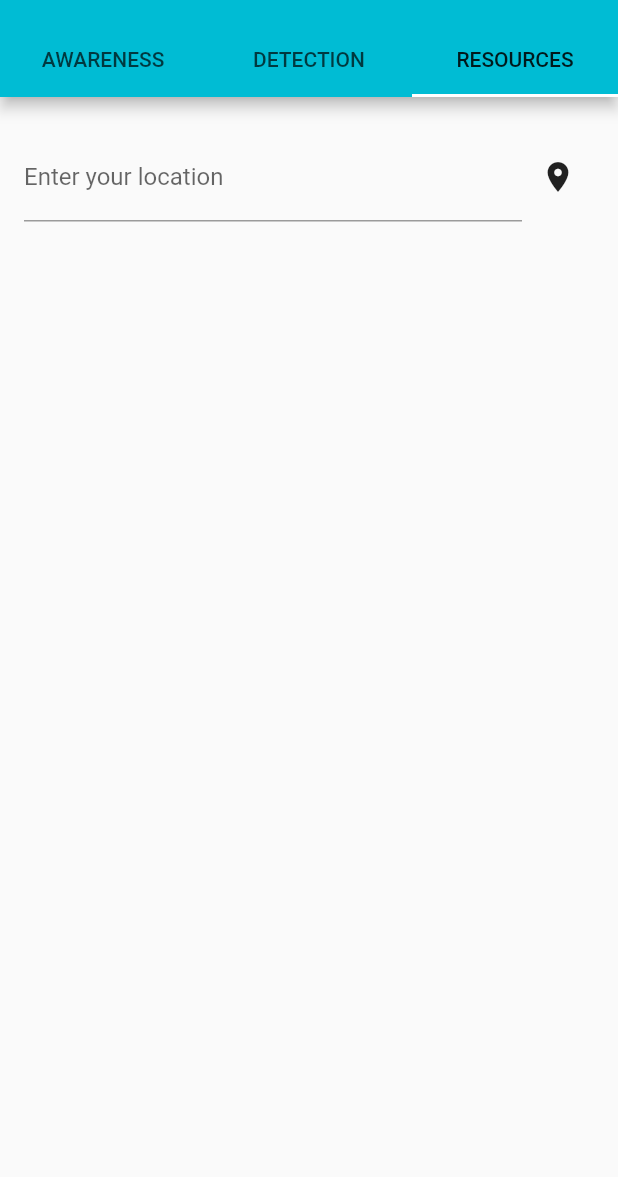
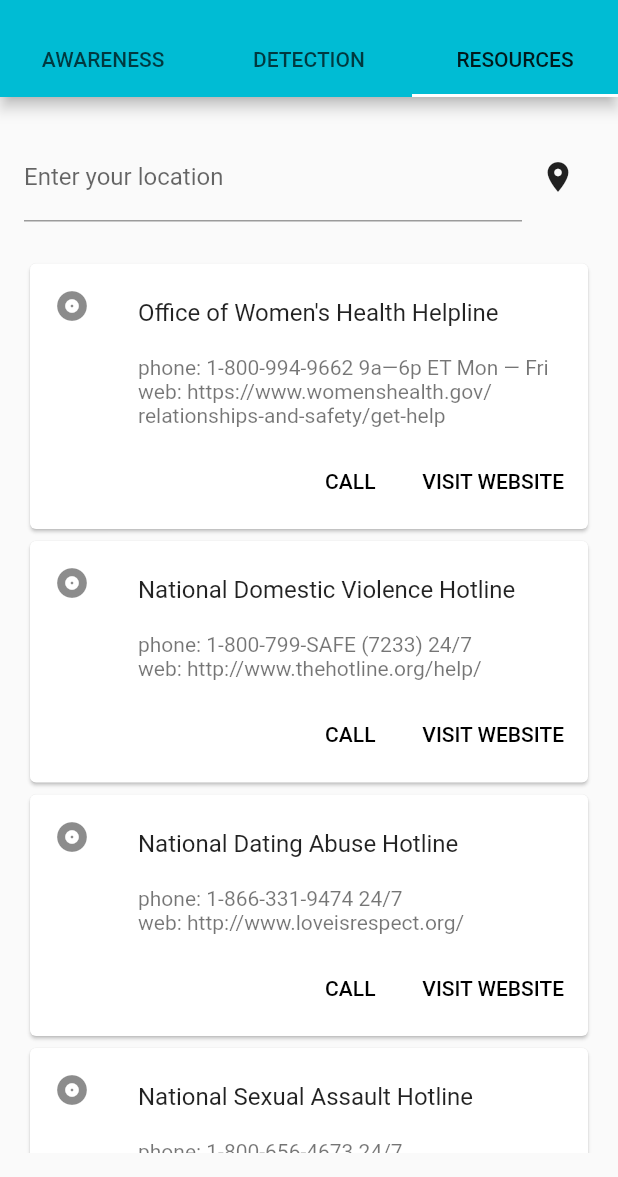
Before and after one commit to elllie/SecondLook, a Flutter app: the screen it shows after launch, tab 3 chosen, on a phone screen of 412 x 824 dp, the part 59-1236 px from its top. Run offline on Flutter 3.47's test engine with Material 2 defaults, Android fonts, the phone set to English and light mode, and no system bars; our stand-ins replace flutter_spinkit, geolocator; missing offline and left inert: contact_picker, sms_maintained.

Commit message:
added national helplines to resources page

```diff
--- a/lib/resources_home.dart
+++ b/lib/resources_home.dart
@@ -12,6 +12,112 @@ class _ResourcesHomeState extends State<ResourcesHome> {
   Position _position; // User's current location.
   Placemark _placemark;
   String _location;
+  List<Widget> places = new List<Widget>();
+
+  @override
+  void initState() {
+    super.initState();
+    places.add(Card(child: Column(
+      mainAxisSize: MainAxisSize.min,
+      children: <Widget>[
+        const ListTile(
+          leading: Icon(Icons.album), // image view
+          title: Text('\nOffice of Women\'s Health Helpline\n'),
+          subtitle: Text('phone: 1-800-994-9662 9a—6p ET Mon — Fri\nweb: https://www.womenshealth.gov/relationships-and-safety/get-help'),
+        ),
+        ButtonTheme.bar( // make buttons use the appropriate styles for cards
+          child: ButtonBar(
+            children: <Widget>[
+              FlatButton(
+                child: const Text('CALL'),
+                onPressed: () { /* ... */ },
+              ),
+              FlatButton(
+                child: const Text('VISIT WEBSITE'),
+                onPressed: () { /* ... */ },
+              ),
+            ],
+          ),
+        ),
+      ],
+    ),
+    ),);
+    places.add(Card(child: Column(
+      mainAxisSize: MainAxisSize.min,
+      children: <Widget>[
+        const ListTile(
+          leading: Icon(Icons.album), // image view
+          title: Text('\nNational Domestic Violence Hotline\n'),
+          subtitle: Text('phone: 1-800-799-SAFE (7233) 24/7\nweb: http://www.thehotline.org/help/'),
+        ),
+        ButtonTheme.bar( // make buttons use the appropriate styles for cards
+          child: ButtonBar(
+            children: <Widget>[
+              FlatButton(
+                child: const Text('CALL'),
+                onPressed: () { /* ... */ },
+              ),
+              FlatButton(
+                child: const Text('VISIT WEBSITE'),
+                onPressed: () { /* ... */ },
+              ),
+            ],
+          ),
+        ),
+      ],
+    ),
+    ),);
+    places.add(Card(child: Column(
+      mainAxisSize: MainAxisSize.min,
+      children: <Widget>[
+        const ListTile(
+          leading: Icon(Icons.album), // image view
+          title: Text('\nNational Dating Abuse Hotline\n'),
+          subtitle: Text('phone: 1-866-331-9474 24/7\nweb: http://www.loveisrespect.org/'),
+        ),
+        ButtonTheme.bar( // make buttons use the appropriate styles for cards
+          child: ButtonBar(
+            children: <Widget>[
+              FlatButton(
+                child: const Text('CALL'),
+                onPressed: () { /* ... */ },
+              ),
+              FlatButton(
+                child: const Text('VISIT WEBSITE'),
+                onPressed: () { /* ... */ },
+              ),
+            ],
+          ),
+        ),
+      ],
+    ),
+    ),);
+    places.add(Card(child: Column(
+      mainAxisSize: MainAxisSize.min,
+      children: <Widget>[
+        const ListTile(
+          leading: Icon(Icons.album), // image view
+          title: Text('\nNational Sexual Assault Hotline\n'),
+          subtitle: Text('phone: 1-800-656-4673 24/7\nweb: https://www.rainn.org/get-help (live chat available)'),
+        ),
+        ButtonTheme.bar( // make buttons use the appropriate styles for cards
+          child: ButtonBar(
+            children: <Widget>[
+              FlatButton(
+                child: const Text('CALL'),
+                onPressed: () { /* ... */ },
+              ),
+              FlatButton(
+                child: const Text('VISIT WEBSITE'),
+                onPressed: () { /* ... */ },
+              ),
+            ],
+          ),
+        ),
+      ],
+    ),
+    ),);
+  }
 
   @override
   void dispose() {
@@ -65,6 +171,8 @@ class _ResourcesHomeState extends State<ResourcesHome> {
                       )
                     ],
                   )),
+            Text(" "),
+            Expanded(child: ListView(children: places))
             ]));
   }
 }
```
